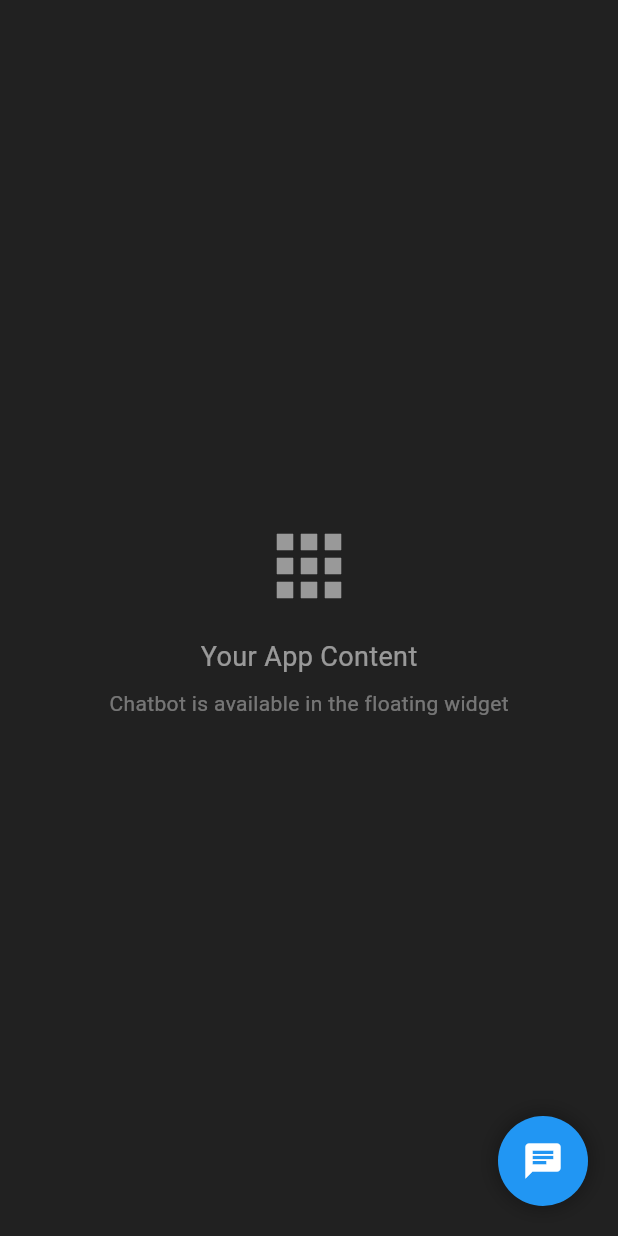
After one commit to streminiai/streminiai, a Flutter app: the screen it shows after launch, after a tap on the "chat" icon, after a tap on the "remove" icon, on a phone screen of 412 x 824 dp. The commit adds this screen. Run offline on Flutter 3.47's test engine with Material 3 defaults, Android fonts, the light colour scheme and no system bars; our stand-ins replace flutter_riverpod; missing offline and left inert: flutter_overlay_window.

Commit message:
floating widget attempt

```diff
--- a/frontend/lib/main.dart
+++ b/frontend/lib/main.dart
@@ -1,9 +1,20 @@
 import 'package:flutter/material.dart';
 import 'package:flutter_riverpod/flutter_riverpod.dart';
-import 'screens/chat_screen.dart';
+import 'screens/home_screen.dart';
+import 'utils/overlay_permission.dart';
+import 'overlay/overlay_entry.dart' as overlay;
 
-void main() {
+void main() async {
+  WidgetsFlutterBinding.ensureInitialized();
+  await requestOverlayPermissionIfNeeded();
   runApp(const ProviderScope(child: StreminiChatbotApp()));
+}
+
+// The Android overlay service resolves this symbol by name. Keeping it in
+// main.dart ensures the VM can find it. It forwards to our overlay UI.
+@pragma('vm:entry-point')
+void overlayMain() {
+  overlay.overlayMainEntry();
 }
 
 class StreminiChatbotApp extends StatelessWidget {
@@ -23,7 +34,7 @@ class StreminiChatbotApp extends StatelessWidget {
           elevation: 0,
         ),
       ),
-      home: const ChatScreen(),
+      home: const HomeScreen(),
       debugShowCheckedModeBanner: false,
     );
   }
--- /dev/null
+++ b/frontend/lib/overlay/overlay_entry.dart
@@ -0,0 +1,54 @@
+import 'package:flutter/material.dart';
+import 'package:flutter_overlay_window/flutter_overlay_window.dart';
+
+// This is the actual UI builder for the overlay. The entrypoint that the
+// Android service resolves will be declared in main.dart and will forward here.
+void overlayMainEntry() {
+  WidgetsFlutterBinding.ensureInitialized();
+  runApp(const _OverlayBubbleApp());
+}
+
+class _OverlayBubbleApp extends StatelessWidget {
+  const _OverlayBubbleApp({super.key});
+
+  @override
+  Widget build(BuildContext context) {
+    return MaterialApp(
+      debugShowCheckedModeBanner: false,
+      theme: ThemeData.dark().copyWith(scaffoldBackgroundColor: Colors.transparent),
+      home: const _OverlayBubble(),
+    );
+  }
+}
+
+class _OverlayBubble extends StatelessWidget {
+  const _OverlayBubble({super.key});
+
+  @override
+  Widget build(BuildContext context) {
+    return GestureDetector(
+      onTap: () async {
+        // Close overlay; bringing app to foreground is platform-specific.
+        await FlutterOverlayWindow.closeOverlay();
+      },
+      child: Container(
+        alignment: Alignment.center,
+        width: 80,
+        height: 80,
+        decoration: const BoxDecoration(
+          color: Colors.transparent,
+          shape: BoxShape.circle,
+        ),
+        child: Container(
+          width: 60,
+          height: 60,
+          decoration: const BoxDecoration(
+            color: Colors.blue,
+            shape: BoxShape.circle,
+          ),
+          child: const Icon(Icons.chat, color: Colors.white),
+        ),
+      ),
+    );
+  }
+}
--- a/frontend/lib/providers/chat_provider.dart
+++ b/frontend/lib/providers/chat_provider.dart
@@ -93,3 +93,24 @@ class ChatNotifier extends AsyncNotifier<List<Message>> {
 /// Provider to read/write chat messages.
 final chatNotifierProvider =
     AsyncNotifierProvider<ChatNotifier, List<Message>>(ChatNotifier.new);
+
+/// Provider to track if the floating chat widget is expanded.
+final chatExpandedProvider = StateNotifierProvider<ChatExpandedNotifier, bool>(
+  (ref) => ChatExpandedNotifier(),
+);
+
+class ChatExpandedNotifier extends StateNotifier<bool> {
+  ChatExpandedNotifier() : super(false);
+
+  void toggle() {
+    state = !state;
+  }
+
+  void expand() {
+    state = true;
+  }
+
+  void minimize() {
+    state = false;
+  }
+}
--- /dev/null
+++ b/frontend/lib/screens/home_screen.dart
@@ -0,0 +1,87 @@
+import 'package:flutter/material.dart';
+import 'package:flutter_riverpod/flutter_riverpod.dart';
+import '../widgets/floating_chat_widget.dart';
+import '../providers/chat_provider.dart';
+import 'package:flutter_overlay_window/flutter_overlay_window.dart';
+import '../utils/overlay_controller.dart';
+
+class HomeScreen extends ConsumerStatefulWidget {
+  const HomeScreen({super.key});
+
+  @override
+  ConsumerState<HomeScreen> createState() => _HomeScreenState();
+}
+
+class _HomeScreenState extends ConsumerState<HomeScreen> with WidgetsBindingObserver {
+  @override
+  void initState() {
+    super.initState();
+    WidgetsBinding.instance.addObserver(this);
+  }
+
+  @override
+  void dispose() {
+    WidgetsBinding.instance.removeObserver(this);
+    super.dispose();
+  }
+
+  @override
+  void didChangeAppLifecycleState(AppLifecycleState state) async {
+    super.didChangeAppLifecycleState(state);
+    if (state == AppLifecycleState.paused) {
+      await OverlayController.showBubble();
+    }
+  }
+
+  @override
+  Widget build(BuildContext context) {
+    final isChatExpanded = ref.watch(chatExpandedProvider);
+
+    return PopScope(
+      canPop: !isChatExpanded,
+      onPopInvoked: (didPop) {
+        if (didPop) return;
+        if (isChatExpanded) {
+          ref.read(chatExpandedProvider.notifier).minimize();
+          OverlayController.showBubble();
+        }
+      },
+      child: Scaffold(
+        backgroundColor: Colors.grey[900],
+        body: Stack(
+          children: [
+            Center(
+              child: Column(
+                mainAxisAlignment: MainAxisAlignment.center,
+                children: [
+                  const Icon(
+                    Icons.apps,
+                    size: 64,
+                    color: Colors.white54,
+                  ),
+                  const SizedBox(height: 16),
+                  const Text(
+                    'Your App Content',
+                    style: TextStyle(
+                      color: Colors.white54,
+                      fontSize: 18,
+                    ),
+                  ),
+                  const SizedBox(height: 8),
+                  const Text(
+                    'Chatbot is available in the floating widget',
+                    style: TextStyle(
+                      color: Colors.white38,
+                      fontSize: 14,
+                    ),
+                  ),
+                ],
+              ),
+            ),
+            const FloatingChatWidget(),
+          ],
+        ),
+      ),
+    );
+  }
+}
--- /dev/null
+++ b/frontend/lib/utils/overlay_controller.dart
@@ -0,0 +1,49 @@
+import 'dart:developer' as dev;
+import 'package:flutter_overlay_window/flutter_overlay_window.dart';
+
+class OverlayController {
+  static Future<bool> ensurePermission() async {
+    final granted = await FlutterOverlayWindow.isPermissionGranted();
+    if (granted == true) return true;
+    final ok = await FlutterOverlayWindow.requestPermission();
+    return ok == true;
+  }
+
+  static Future<bool> showBubble() async {
+    try {
+      final hasPermission = await ensurePermission();
+      if (!hasPermission) {
+        dev.log('Overlay permission denied', name: 'overlay');
+        return false;
+      }
+      final active = await FlutterOverlayWindow.isActive();
+      if (active == true) return true;
+      final result = await FlutterOverlayWindow.showOverlay(
+        entryPoint: 'overlayMain',
+        height: 100,
+        width: 100,
+        enableDrag: true,
+        alignment: OverlayAlignment.centerRight,
+        overlayTitle: 'Stremini Chat',
+        flag: OverlayFlag.defaultFlag,
+        visibility: NotificationVisibility.visibilityPublic,
+      );
+      dev.log('showOverlay result: $result', name: 'overlay');
+      return true;
+    } catch (e) {
+      dev.log('Failed to show overlay: $e', name: 'overlay', error: e);
+      return false;
+    }
+  }
+
+  static Future<void> closeBubble() async {
+    try {
+      final active = await FlutterOverlayWindow.isActive();
+      if (active == true) {
+        await FlutterOverlayWindow.closeOverlay();
+      }
+    } catch (e) {
+      dev.log('Failed to close overlay: $e', name: 'overlay', error: e);
+    }
+  }
+}
--- /dev/null
+++ b/frontend/lib/utils/overlay_permission.dart
@@ -0,0 +1,8 @@
+import 'package:flutter_overlay_window/flutter_overlay_window.dart';
+
+Future<void> requestOverlayPermissionIfNeeded() async {
+  final granted = await FlutterOverlayWindow.isPermissionGranted();
+  if (granted == false) {
+    await FlutterOverlayWindow.requestPermission();
+  }
+}
--- /dev/null
+++ b/frontend/lib/widgets/floating_chat_widget.dart
@@ -0,0 +1,164 @@
+import 'package:flutter/material.dart';
+import 'package:flutter_riverpod/flutter_riverpod.dart';
+import 'chat_body.dart';
+import 'message_input.dart';
+import '../providers/chat_provider.dart';
+import 'package:flutter_overlay_window/flutter_overlay_window.dart';
+import '../utils/overlay_controller.dart';
+
+class FloatingChatWidget extends ConsumerStatefulWidget {
+  const FloatingChatWidget({super.key});
+
+  @override
+  ConsumerState<FloatingChatWidget> createState() => _FloatingChatWidgetState();
+}
+
+class _FloatingChatWidgetState extends ConsumerState<FloatingChatWidget> {
+  @override
+  Widget build(BuildContext context) {
+    final isExpanded = ref.watch(chatExpandedProvider);
+
+    return Positioned(
+      bottom: 20,
+      right: 20,
+      child: isExpanded ? _buildExpandedWidget() : _buildMinimizedWidget(),
+    );
+  }
+
+  Widget _buildMinimizedWidget() {
+    return GestureDetector(
+      onTap: () {
+        ref.read(chatExpandedProvider.notifier).expand();
+      },
+      child: Container(
+        width: 60,
+        height: 60,
+        decoration: BoxDecoration(
+          color: Colors.blue,
+          shape: BoxShape.circle,
+          boxShadow: [
+            BoxShadow(
+              color: Colors.black.withOpacity(0.3),
+              blurRadius: 10,
+              spreadRadius: 2,
+            ),
+          ],
+        ),
+        child: const Icon(
+          Icons.chat,
+          color: Colors.white,
+          size: 28,
+        ),
+      ),
+    );
+  }
+
+  Widget _buildExpandedWidget() {
+    return Container(
+      width: 380,
+      height: 600,
+      constraints: BoxConstraints(
+        maxWidth: MediaQuery.of(context).size.width - 40,
+        maxHeight: MediaQuery.of(context).size.height - 40,
+      ),
+      decoration: BoxDecoration(
+        color: Colors.black,
+        borderRadius: BorderRadius.circular(16),
+        boxShadow: [
+          BoxShadow(
+            color: Colors.black.withOpacity(0.5),
+            blurRadius: 20,
+            spreadRadius: 5,
+          ),
+        ],
+        border: Border.all(
+          color: Colors.grey[800]!,
+          width: 1,
+        ),
+      ),
+      child: Column(
+        children: [
+          _buildHeader(),
+          Expanded(
+            child: ClipRRect(
+              borderRadius: const BorderRadius.vertical(
+                bottom: Radius.circular(16),
+              ),
+              child: Column(
+                children: [
+                  const Expanded(child: ChatBody()),
+                  const MessageInput(),
+                ],
+              ),
+            ),
+          ),
+        ],
+      ),
+    );
+  }
+
+  Widget _buildHeader() {
+    return Container(
+      padding: const EdgeInsets.symmetric(horizontal: 12, vertical: 8),
+      decoration: BoxDecoration(
+        color: Colors.black,
+        borderRadius: const BorderRadius.vertical(
+          top: Radius.circular(16),
+        ),
+        border: Border(
+          bottom: BorderSide(
+            color: Colors.grey[800]!,
+            width: 1,
+          ),
+        ),
+      ),
+      child: Row(
+        children: [
+          Container(
+            width: 24,
+            height: 24,
+            decoration: const BoxDecoration(
+              color: Colors.blue,
+              shape: BoxShape.circle,
+            ),
+            child: const Icon(
+              Icons.flash_on,
+              color: Colors.white,
+              size: 16,
+            ),
+          ),
+          const SizedBox(width: 8),
+          const Expanded(
+            child: Text(
+              'Stremini AI',
+              style: TextStyle(
+                color: Colors.white,
+                fontSize: 16,
+                fontWeight: FontWeight.w600,
+              ),
+            ),
+          ),
+          Material(
+            color: Colors.transparent,
+            child: InkWell(
+              onTap: () {
+                // Minimize in-app widget and show system overlay bubble
+                ref.read(chatExpandedProvider.notifier).minimize();
+                OverlayController.showBubble();
+              },
+              borderRadius: BorderRadius.circular(20),
+              child: Container(
+                padding: const EdgeInsets.all(8),
+                child: const Icon(
+                  Icons.remove,
+                  color: Colors.white,
+                  size: 20,
+                ),
+              ),
+            ),
+          ),
+        ],
+      ),
+    );
+  }
+}
--- a/frontend/pubspec.yaml
+++ b/frontend/pubspec.yaml
@@ -13,6 +13,8 @@ dependencies:
   flutter_riverpod: ^3.0.3
   cupertino_icons: ^1.0.2
   http: ^1.5.0
+  flutter_background_service: ^5.1.0
+  flutter_overlay_window: ^0.5.0
 
 dev_dependencies:
   flutter_test:
```
Also changed, not shown: 2 other files.
